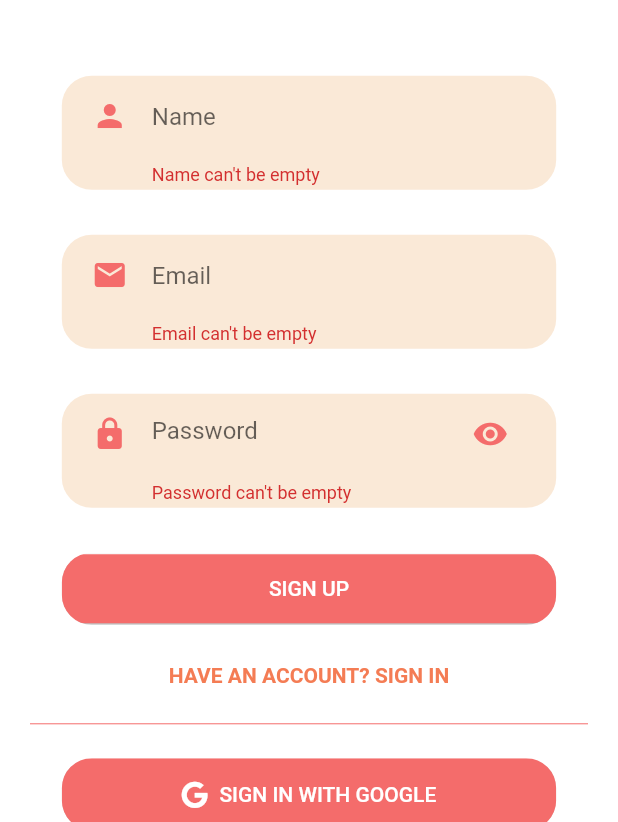
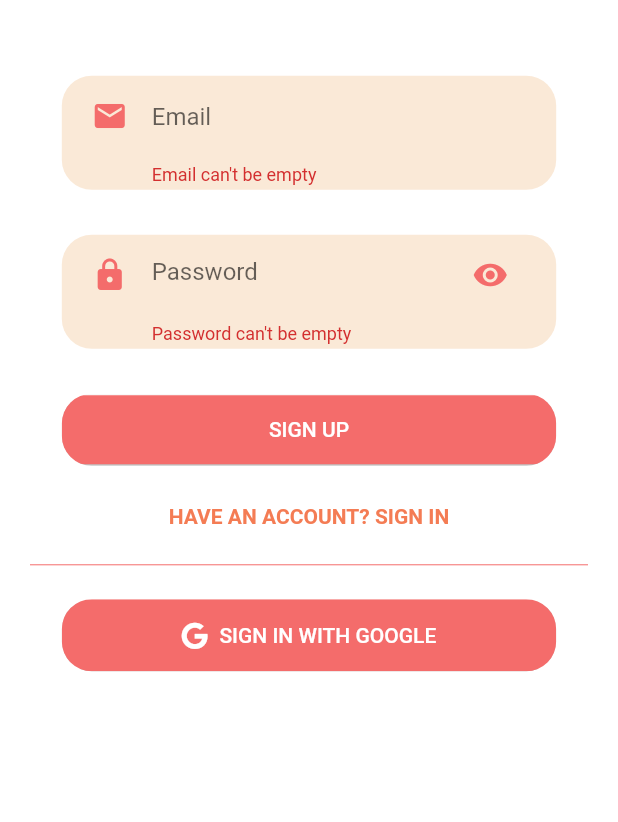
Before and after one commit to ishajain15/UniLyfe, a Flutter app: the SignUpView screen opened by its route, after a tap on "SIGN UP", on a phone screen of 412 x 824 dp, the part 414-1236 px from its top. Run offline on Flutter 3.47's test engine with Material 2 defaults, Android fonts, the phone set to English and light mode, and no system bars; drawn by our look-alikes of auto_size_text; our stand-ins replace cloud_firestore, community_material_icon, firebase_auth, firebase_core, flutter_local_notifications, flutter_slidable and 6 more; missing offline and left inert: dart:ffi, polls, profanity_filter, search_map_place; accounts and stored records are empty; generated files the repository leaves out were written again.

Commit message:
Removed unnecessary 'Name' input field on the sign up page

```diff
--- a/unilyfe_app/lib/provider/auth_provider.dart
+++ b/unilyfe_app/lib/provider/auth_provider.dart
@@ -22,14 +22,17 @@ class AuthProvider {
 
   // Email & Password Sign Up
   Future<String> createUserWithEmailAndPassword(
-      String email, String password, String name) async {
+    String email,
+    String password,
+    /*String name*/
+  ) async {
     final currentUser = await _firebaseAuth.createUserWithEmailAndPassword(
       email: email,
       password: password,
     );
 
     // Update the username
-    await updateUserName(name, currentUser.user);
+    //await updateUserName(/*name,*/ currentUser.user);
     setNewUser(true);
     return currentUser.user.uid;
   }
@@ -37,8 +40,7 @@ class AuthProvider {
   //add user to firestore
   // ignore: always_declare_return_types
   createUserInFirestore() async {
-    final document =
-        await usersRef.doc(_firebaseAuth.currentUser.uid).get();
+    final document = await usersRef.doc(_firebaseAuth.currentUser.uid).get();
 
     // if the user doesn't exist in the database, send them to the "" page
     if (!document.exists) {
@@ -48,10 +50,10 @@ class AuthProvider {
     await usersRef.doc(_firebaseAuth.currentUser.uid).set({});
   }
 
-  Future updateUserName(String name, User currentUser) async {
-    await currentUser.updateProfile(displayName: name);
-    await currentUser.reload();
-  }
+  // Future updateUserName(String name, User currentUser) async {
+  //   await currentUser.updateProfile(displayName: name);
+  //   await currentUser.reload();
+  // }
 
   // Email & Password Sign In
   Future<String> signInWithEmailAndPassword(
@@ -118,20 +120,20 @@ bool isCollegeEmail(String domain) {
   return false;
 }
 
-class NameValidator {
-  static String validate(String value) {
-    if (value.isEmpty) {
-      return "Name can't be empty";
-    }
-    if (value.length < 2) {
-      return 'Name must be at least 2 characters long';
-    }
-    if (value.length > 50) {
-      return 'Name must be less than 50 characters long';
-    }
-    return null;
-  }
-}
+// class NameValidator {
+//   static String validate(String value) {
+//     if (value.isEmpty) {
+//       return "Name can't be empty";
+//     }
+//     if (value.length < 2) {
+//       return 'Name must be at least 2 characters long';
+//     }
+//     if (value.length > 50) {
+//       return 'Name must be less than 50 characters long';
+//     }
+//     return null;
+//   }
+// }
 
 class EmailValidator {
   static String validate(String value) {
--- a/unilyfe_app/lib/views/sign_up_view.dart
+++ b/unilyfe_app/lib/views/sign_up_view.dart
@@ -24,7 +24,7 @@ class _SignUpViewState extends State<SignUpView> {
   AuthFormType authFormType;
 
   final formKey = GlobalKey<FormState>();
-  String _email, _password, _name, _error;
+  String _email, _password, /*_name,*/ _error;
 
   void switchFormState(String state) {
     formKey.currentState.reset();
@@ -71,15 +71,15 @@ class _SignUpViewState extends State<SignUpView> {
           });
         } else {
           var uid = await auth.createUserWithEmailAndPassword(
-              _email, _password, _name);
+              _email, _password, /*_name*/);
           await auth.createUserInFirestore();
           await auth.sendEmailVerification();
           print('Signed up with New ID $uid');
-          await Provider.of(context)
-              .db
-              .collection('userData')
-              .doc(uid)
-              .update({'name': _name});
+          // await Provider.of(context)
+          //     .db
+          //     .collection('userData')
+          //     .doc(uid)
+          //     .update({'name': _name});
           // do random color here
           // var num = (math.Random().nextDouble() * 0xFFFFFF).toInt();
           // await Provider.of(context)
@@ -208,23 +208,23 @@ class _SignUpViewState extends State<SignUpView> {
     }
 
     // if were in the sign up state and add name
-    if (authFormType == AuthFormType.signUp) {
-      textFields.add(TextFieldContainer(
-          child: TextFormField(
-        validator: NameValidator.validate,
-        decoration: buildSignUpInputDecoration(
-            'Name',
-            Icon(
-              Icons.person,
-              color: Color(0xFFF46C6B),
-            ),
-            false),
-        onSaved: (value) => _name = value,
-      )));
-      textFields.add(SizedBox(
-        height: 10,
-      ));
-    }
+    // if (authFormType == AuthFormType.signUp) {
+    //   textFields.add(TextFieldContainer(
+    //       child: TextFormField(
+    //     validator: NameValidator.validate,
+    //     decoration: buildSignUpInputDecoration(
+    //         'Name',
+    //         Icon(
+    //           Icons.person,
+    //           color: Color(0xFFF46C6B),
+    //         ),
+    //         false),
+    //     onSaved: (value) => _name = value,
+    //   )));
+    //   textFields.add(SizedBox(
+    //     height: 10,
+    //   ));
+    // }
 
     // add email & password
     textFields.add(TextFieldContainer(
```
